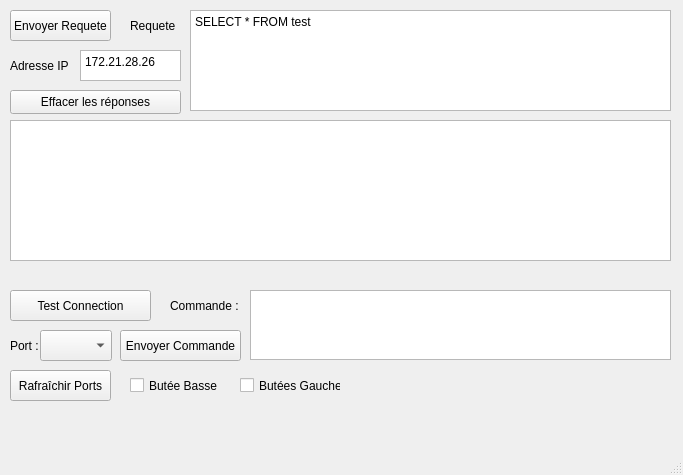
Before: the Qt Designer form MobyCreaApp/mainwindow.ui in kayakdemer63/Projet_MobyCrea, drawn with Qt 5.
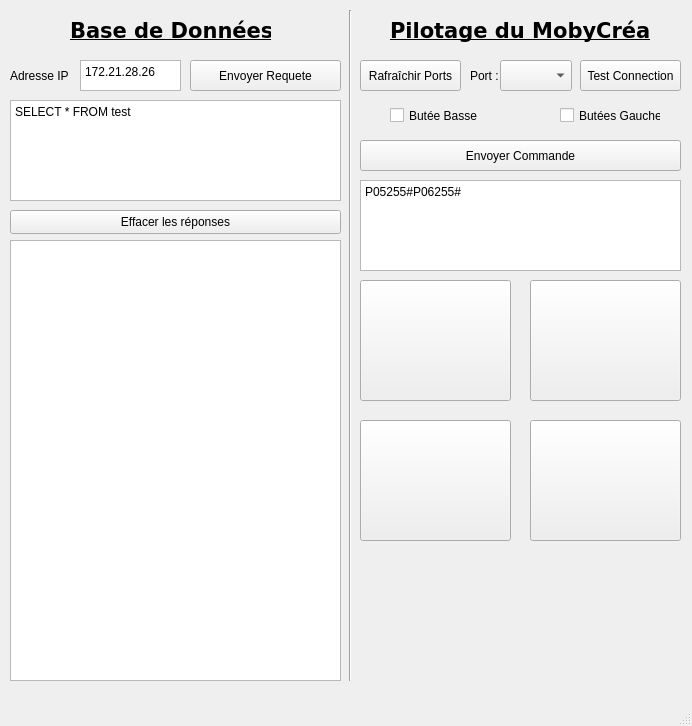
After: the same form once the commit is applied. Icons and pictures are not drawn.

```diff
--- a/MobyCreaApp/mainwindow.ui
+++ b/MobyCreaApp/mainwindow.ui
@@ -6,8 +6,8 @@
    <rect>
     <x>0</x>
     <y>0</y>
-    <width>683</width>
-    <height>475</height>
+    <width>692</width>
+    <height>726</height>
    </rect>
   </property>
   <property name="windowTitle">
@@ -17,9 +17,9 @@
    <widget class="QPushButton" name="RequestButton">
     <property name="geometry">
      <rect>
-      <x>10</x>
-      <y>10</y>
-      <width>101</width>
+      <x>190</x>
+      <y>60</y>
+      <width>151</width>
       <height>31</height>
      </rect>
     </property>
@@ -30,9 +30,9 @@
    <widget class="QPlainTextEdit" name="Request">
     <property name="geometry">
      <rect>
-      <x>190</x>
-      <y>10</y>
-      <width>481</width>
+      <x>10</x>
+      <y>100</y>
+      <width>331</width>
       <height>101</height>
      </rect>
     </property>
@@ -44,7 +44,7 @@
     <property name="geometry">
      <rect>
       <x>80</x>
-      <y>50</y>
+      <y>60</y>
       <width>101</width>
       <height>31</height>
      </rect>
@@ -53,24 +53,11 @@
      <string>172.21.28.26</string>
     </property>
    </widget>
-   <widget class="QLabel" name="labelRequete">
-    <property name="geometry">
-     <rect>
-      <x>130</x>
-      <y>10</y>
-      <width>49</width>
-      <height>31</height>
-     </rect>
-    </property>
-    <property name="text">
-     <string>Requete :</string>
-    </property>
-   </widget>
    <widget class="QLabel" name="labelIP">
     <property name="geometry">
      <rect>
       <x>10</x>
-      <y>50</y>
+      <y>60</y>
       <width>61</width>
       <height>31</height>
      </rect>
@@ -82,9 +69,9 @@
    <widget class="QPushButton" name="testCo">
     <property name="geometry">
      <rect>
-      <x>10</x>
-      <y>290</y>
-      <width>141</width>
+      <x>580</x>
+      <y>60</y>
+      <width>101</width>
       <height>31</height>
      </rect>
     </property>
@@ -95,8 +82,8 @@
    <widget class="QLabel" name="labelPort">
     <property name="geometry">
      <rect>
-      <x>10</x>
-      <y>330</y>
+      <x>470</x>
+      <y>60</y>
       <width>31</width>
       <height>31</height>
      </rect>
@@ -105,35 +92,25 @@
      <string>Port :</string>
     </property>
    </widget>
-   <widget class="QLabel" name="labelCommande">
-    <property name="geometry">
-     <rect>
-      <x>170</x>
-      <y>290</y>
-      <width>81</width>
-      <height>31</height>
-     </rect>
-    </property>
-    <property name="text">
-     <string>Commande :</string>
-    </property>
-   </widget>
    <widget class="QPlainTextEdit" name="Commande">
     <property name="geometry">
      <rect>
-      <x>250</x>
-      <y>290</y>
-      <width>421</width>
-      <height>70</height>
+      <x>360</x>
+      <y>180</y>
+      <width>321</width>
+      <height>91</height>
      </rect>
     </property>
+    <property name="plainText">
+     <string>P05255#P06255#</string>
+    </property>
    </widget>
    <widget class="QPushButton" name="EnvoyerCommande">
     <property name="geometry">
      <rect>
-      <x>120</x>
-      <y>330</y>
-      <width>121</width>
+      <x>360</x>
+      <y>140</y>
+      <width>321</width>
       <height>31</height>
      </rect>
     </property>
@@ -144,8 +121,8 @@
    <widget class="QComboBox" name="boxPort">
     <property name="geometry">
      <rect>
-      <x>40</x>
-      <y>330</y>
+      <x>500</x>
+      <y>60</y>
       <width>72</width>
       <height>31</height>
      </rect>
@@ -154,8 +131,8 @@
    <widget class="QPushButton" name="searchPort">
     <property name="geometry">
      <rect>
-      <x>10</x>
-      <y>370</y>
+      <x>360</x>
+      <y>60</y>
       <width>101</width>
       <height>31</height>
      </rect>
@@ -170,8 +147,8 @@
     </property>
     <property name="geometry">
      <rect>
-      <x>130</x>
-      <y>370</y>
+      <x>390</x>
+      <y>100</y>
       <width>91</width>
       <height>31</height>
      </rect>
@@ -182,6 +159,9 @@
     <property name="checkable">
      <bool>true</bool>
     </property>
+    <property name="checked">
+     <bool>false</bool>
+    </property>
    </widget>
    <widget class="QCheckBox" name="checkButeeGauche">
     <property name="enabled">
@@ -189,8 +169,8 @@
     </property>
     <property name="geometry">
      <rect>
-      <x>240</x>
-      <y>370</y>
+      <x>560</x>
+      <y>100</y>
       <width>101</width>
       <height>31</height>
      </rect>
@@ -203,12 +183,15 @@
     </property>
    </widget>
    <widget class="QPlainTextEdit" name="sqlRep">
+    <property name="enabled">
+     <bool>true</bool>
+    </property>
     <property name="geometry">
      <rect>
       <x>10</x>
-      <y>120</y>
-      <width>661</width>
-      <height>141</height>
+      <y>240</y>
+      <width>331</width>
+      <height>441</height>
      </rect>
     </property>
    </widget>
@@ -216,8 +199,8 @@
     <property name="geometry">
      <rect>
       <x>10</x>
-      <y>90</y>
-      <width>171</width>
+      <y>210</y>
+      <width>331</width>
       <height>24</height>
      </rect>
     </property>
@@ -225,6 +208,153 @@
      <string>Effacer les réponses</string>
     </property>
    </widget>
+   <widget class="QLabel" name="BDDlabel">
+    <property name="geometry">
+     <rect>
+      <x>70</x>
+      <y>10</y>
+      <width>201</width>
+      <height>41</height>
+     </rect>
+    </property>
+    <property name="font">
+     <font>
+      <family>Verdana</family>
+      <pointsize>16</pointsize>
+      <bold>true</bold>
+      <underline>true</underline>
+     </font>
+    </property>
+    <property name="text">
+     <string>Base de Données</string>
+    </property>
+   </widget>
+   <widget class="Line" name="line">
+    <property name="geometry">
+     <rect>
+      <x>340</x>
+      <y>10</y>
+      <width>20</width>
+      <height>671</height>
+     </rect>
+    </property>
+    <property name="orientation">
+     <enum>Qt::Vertical</enum>
+    </property>
+   </widget>
+   <widget class="QLabel" name="BDDlabel_2">
+    <property name="geometry">
+     <rect>
+      <x>390</x>
+      <y>10</y>
+      <width>261</width>
+      <height>41</height>
+     </rect>
+    </property>
+    <property name="font">
+     <font>
+      <family>Verdana</family>
+      <pointsize>16</pointsize>
+      <bold>true</bold>
+      <underline>true</underline>
+     </font>
+    </property>
+    <property name="text">
+     <string>Pilotage du MobyCréa</string>
+    </property>
+   </widget>
+   <widget class="QPushButton" name="ButtonConf_8">
+    <property name="geometry">
+     <rect>
+      <x>360</x>
+      <y>280</y>
+      <width>151</width>
+      <height>121</height>
+     </rect>
+    </property>
+    <property name="text">
+     <string/>
+    </property>
+    <property name="icon">
+     <iconset>
+      <normaloff>../infini.png</normaloff>../infini.png</iconset>
+    </property>
+    <property name="iconSize">
+     <size>
+      <width>115</width>
+      <height>115</height>
+     </size>
+    </property>
+   </widget>
+   <widget class="QPushButton" name="ButtonConf_O">
+    <property name="geometry">
+     <rect>
+      <x>530</x>
+      <y>280</y>
+      <width>151</width>
+      <height>121</height>
+     </rect>
+    </property>
+    <property name="text">
+     <string/>
+    </property>
+    <property name="icon">
+     <iconset>
+      <normaloff>../cercle.png</normaloff>../cercle.png</iconset>
+    </property>
+    <property name="iconSize">
+     <size>
+      <width>100</width>
+      <height>100</height>
+     </size>
+    </property>
+   </widget>
+   <widget class="QPushButton" name="ButtonConf_U">
+    <property name="geometry">
+     <rect>
+      <x>360</x>
+      <y>420</y>
+      <width>151</width>
+      <height>121</height>
+     </rect>
+    </property>
+    <property name="text">
+     <string/>
+    </property>
+    <property name="icon">
+     <iconset>
+      <normaloff>../U.png</normaloff>../U.png</iconset>
+    </property>
+    <property name="iconSize">
+     <size>
+      <width>75</width>
+      <height>75</height>
+     </size>
+    </property>
+   </widget>
+   <widget class="QPushButton" name="ButtonConf_n">
+    <property name="geometry">
+     <rect>
+      <x>530</x>
+      <y>420</y>
+      <width>151</width>
+      <height>121</height>
+     </rect>
+    </property>
+    <property name="text">
+     <string/>
+    </property>
+    <property name="icon">
+     <iconset>
+      <normaloff>../n.png</normaloff>../n.png</iconset>
+    </property>
+    <property name="iconSize">
+     <size>
+      <width>75</width>
+      <height>75</height>
+     </size>
+    </property>
+   </widget>
   </widget>
   <widget class="QMenuBar" name="menubar">
    <property name="geometry">
```
Left out of the diff: 114 changed lines with no effect on the pictures.
